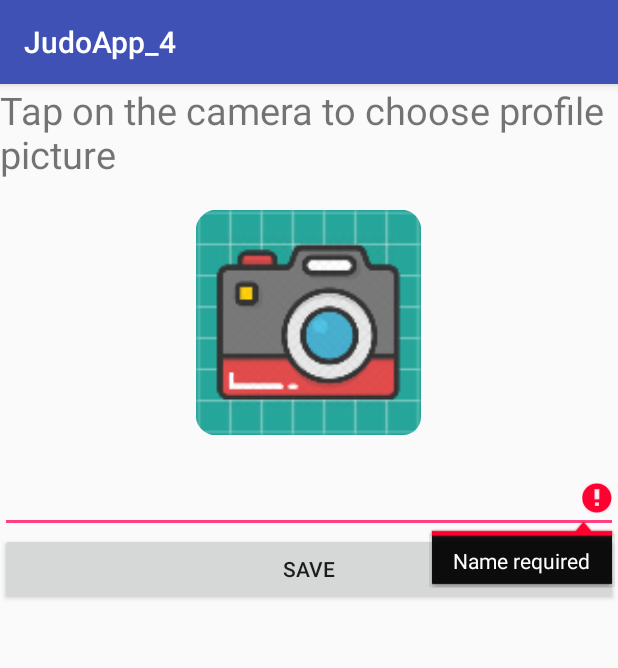
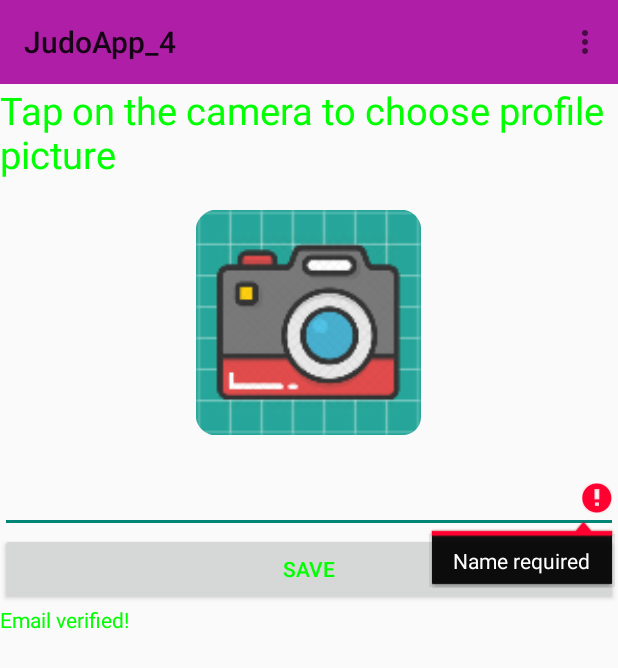
Before and after one commit to bjudob/JudoApp, an Android app: the screen it shows after launch once a user with an empty profile is signed in (ProfileActivity), after a tap on "SAVE", on a phone screen of 412 x 824 dp. Shown: the top 668 px of the screen. Run offline under Robolectric (Android 15) with nearby library versions, the phone set to English and light mode, and no system bars; our stand-ins replace Firebase (no records; nobody signed in at launch, a user with empty details on screens opened directly).

Commit message:
Logout ready

```diff
--- a/app/build.gradle
+++ b/app/build.gradle
@@ -16,6 +16,7 @@ android {
             proguardFiles getDefaultProguardFile('proguard-android.txt'), 'proguard-rules.pro'
         }
     }
+    sourceSets { main { res.srcDirs = ['src/main/res', 'src/main/res/style'] } }
 }
 
 dependencies {
@@ -27,6 +28,9 @@ dependencies {
     testImplementation 'junit:junit:4.12'
     androidTestImplementation 'com.android.support.test:runner:1.0.1'
     androidTestImplementation 'com.android.support.test.espresso:espresso-core:3.0.1'
+    implementation 'com.github.bumptech.glide:glide:4.1.1'
+    annotationProcessor 'com.github.bumptech.glide:compiler:4.1.1'
+
 }
 
 
--- a/app/src/main/AndroidManifest.xml
+++ b/app/src/main/AndroidManifest.xml
@@ -8,7 +8,7 @@
         android:label="@string/app_name"
         android:roundIcon="@mipmap/judogi_icon_2"
         android:supportsRtl="true"
-        android:theme="@style/AppTheme">
+        android:theme="@style/Theme.AppCompat.Light.NoActionBar.FullScreen">
         <activity android:name=".MainActivity"/>
         <activity android:name=".LogInActivity" >
             <intent-filter>
--- a/app/src/main/java/com/example/botond/judoapp_4/ProfileActivity.java
+++ b/app/src/main/java/com/example/botond/judoapp_4/ProfileActivity.java
@@ -7,12 +7,18 @@ import android.provider.MediaStore;
 import android.support.annotation.NonNull;
 import android.support.v7.app.AppCompatActivity;
 import android.os.Bundle;
+import android.support.v7.widget.Toolbar;
+import android.view.Menu;
+import android.view.MenuInflater;
+import android.view.MenuItem;
 import android.view.View;
 import android.widget.EditText;
 import android.widget.ImageView;
 import android.widget.ProgressBar;
+import android.widget.TextView;
 import android.widget.Toast;
 
+import com.bumptech.glide.Glide;
 import com.google.android.gms.tasks.OnCompleteListener;
 import com.google.android.gms.tasks.OnFailureListener;
 import com.google.android.gms.tasks.OnSuccessListener;
@@ -29,8 +35,10 @@ import java.io.IOException;
 public class ProfileActivity extends AppCompatActivity {
 
     private static final int CHOOSE_IMAGE = 101;
+
+    TextView textViewEmailVerified;
     ImageView imageView;
-    EditText editText;
+    EditText editTextUsername;
     String profileImageUrl;
 
     ProgressBar progressBar;
@@ -45,9 +53,13 @@ public class ProfileActivity extends AppCompatActivity {
 
         mAuth=FirebaseAuth.getInstance();
 
-        imageView=findViewById(R.id.imageViewCamera);
-        editText=findViewById(R.id.editTextCamera);
-        progressBar=findViewById(R.id.progressbarProfileImage);
+        imageView=(ImageView) findViewById(R.id.imageViewCamera);
+        editTextUsername =(EditText) findViewById(R.id.editTextCamera);
+        progressBar=(ProgressBar) findViewById(R.id.progressbarProfileImage);
+        textViewEmailVerified=(TextView) findViewById(R.id.textViewVerifiedEmail);
+        Toolbar toolbar=(Toolbar) findViewById(R.id.toolbarProfile);
+
+        setSupportActionBar(toolbar);
 
         loadUserInfo();
 
@@ -77,6 +89,7 @@ public class ProfileActivity extends AppCompatActivity {
             Intent intent = new Intent(this, LogInActivity.class);
             startActivity(intent);
         }
+
     }
 
     @Override
@@ -101,20 +114,78 @@ public class ProfileActivity extends AppCompatActivity {
     }
 
 
+    @Override
+    public boolean onCreateOptionsMenu(Menu menu) {
+
+        MenuInflater inflater=getMenuInflater();
+        inflater.inflate(R.menu.profile_menu, menu);
+
+        return true;
+    }
+
+    @Override
+    public boolean onOptionsItemSelected(MenuItem item) {
+
+        switch (item.getItemId()){
+            case R.id.menuLogout:
+                FirebaseAuth.getInstance().signOut();
+                finish();
+
+                Intent intent = new Intent(this, LogInActivity.class);
+                startActivity(intent);
+                break;
+        }
+
+        return true;
+    }
 
     private void loadUserInfo(){
-        FirebaseUser user=mAuth.getCurrentUser();
+        progressBar.setVisibility(View.VISIBLE);
+        final FirebaseUser user=mAuth.getCurrentUser();
 
-        String photoUrl=user.getPhotoUrl().toString();
-        String displayName=user.getDisplayName();
+        if(user!=null) {
+            if(user.getPhotoUrl()!=null){
+                String photoUrl = user.getPhotoUrl().toString();
+                Glide.with(this)
+                        .load(photoUrl)
+                        .into(imageView);
+            }
+
+            if(user.getDisplayName()!=null) {
+                String displayName = user.getDisplayName();
+                editTextUsername.setText(displayName);
+            }
+
+            if(user.isEmailVerified()){
+                textViewEmailVerified.setText("Email verified!");
+            }
+            else{
+                textViewEmailVerified.setText("Email not verified! (Click to Verify)");
+
+                textViewEmailVerified.setOnClickListener(new View.OnClickListener() {
+                    @Override
+                    public void onClick(View view) {
+                        user.sendEmailVerification().addOnCompleteListener(new OnCompleteListener<Void>() {
+                            @Override
+                            public void onComplete(@NonNull Task<Void> task) {
+                                Toast.makeText(ProfileActivity.this, "Verification email sent!",Toast.LENGTH_LONG).show();
+                            }
+                        });
+                    }
+                });
+            }
+        }
+
+
+        progressBar.setVisibility(View.GONE);
     }
 
     private void saveUserInfo(){
-        String displayName=editText.getText().toString();
+        String displayName= editTextUsername.getText().toString();
 
         if(displayName.isEmpty()){
-            editText.setError("Name required");
-            editText.requestFocus();
+            editTextUsername.setError("Name required");
+            editTextUsername.requestFocus();
             return;
         }
 
--- a/app/src/main/res/layout/activity_profile.xml
+++ b/app/src/main/res/layout/activity_profile.xml
@@ -7,6 +7,11 @@
     android:orientation="vertical"
     tools:context="com.example.botond.judoapp_4.ProfileActivity">
 
+    <android.support.v7.widget.Toolbar
+        android:id="@+id/toolbarProfile"
+        android:layout_width="match_parent"
+        android:layout_height="wrap_content"
+        android:background="#af1ea7" />
 
     <TextView
         android:id="@+id/textView"
@@ -49,4 +54,10 @@
         android:layout_height="wrap_content"
         android:text="Save" />
 
+    <TextView
+        android:text="Verified"
+        android:id="@+id/textViewVerifiedEmail"
+        android:layout_width="match_parent"
+        android:layout_height="wrap_content" />
+
 </LinearLayout>
--- /dev/null
+++ b/app/src/main/res/menu/profile_menu.xml
@@ -0,0 +1,8 @@
+<?xml version="1.0" encoding="utf-8"?>
+<menu xmlns:android="http://schemas.android.com/apk/res/android">
+
+    <item
+        android:id="@+id/menuLogout"
+        android:title="Logout"
+        />
+</menu>
--- a/app/src/main/res/values/styles.xml
+++ b/app/src/main/res/values/styles.xml
@@ -1,11 +1,27 @@
 <resources>
 
-    <!-- Base application theme. -->
+    <!-- Base application theme.
     <style name="AppTheme" parent="Theme.AppCompat.Light.DarkActionBar">
-        <!-- Customize your theme here. -->
+
         <item name="colorPrimary">@color/colorPrimary</item>
         <item name="colorPrimaryDark">@color/colorPrimaryDark</item>
         <item name="colorAccent">@color/colorAccent</item>
+    </style> -->
+
+    <style name="Theme.AppCompat.Light.NoActionBar.FullScreen" parent="@style/Theme.AppCompat.Light.NoActionBar">
+        <item name="android:windowNoTitle">true</item>
+        <item name="android:windowActionBar">false</item>
+        <item name="android:windowFullscreen">true</item>
+        <item name="android:windowContentOverlay">@null</item>
+        <item name="android:textColor">#00FF00</item>
+    </style>
+
+    <style
+        name="AppBaseTheme"
+        parent="android:style/Theme.NoTitleBar.Fullscreen"
+        >
+        <item name="android:windowNoTitle">true</item>
+
     </style>
 
 </resources>
--- a/build.gradle
+++ b/build.gradle
@@ -12,7 +12,7 @@ buildscript {
 
         // NOTE: Do not place your application dependencies here; they belong
         // in the individual module build.gradle files
-        classpath 'com.google.gms:google-services:3.1.0'
+        classpath 'com.google.gms:google-services:3.1.1'
     }
 }
 
@@ -20,6 +20,7 @@ allprojects {
     repositories {
         google()
         jcenter()
+        mavenCentral()
     }
 }
 
```
